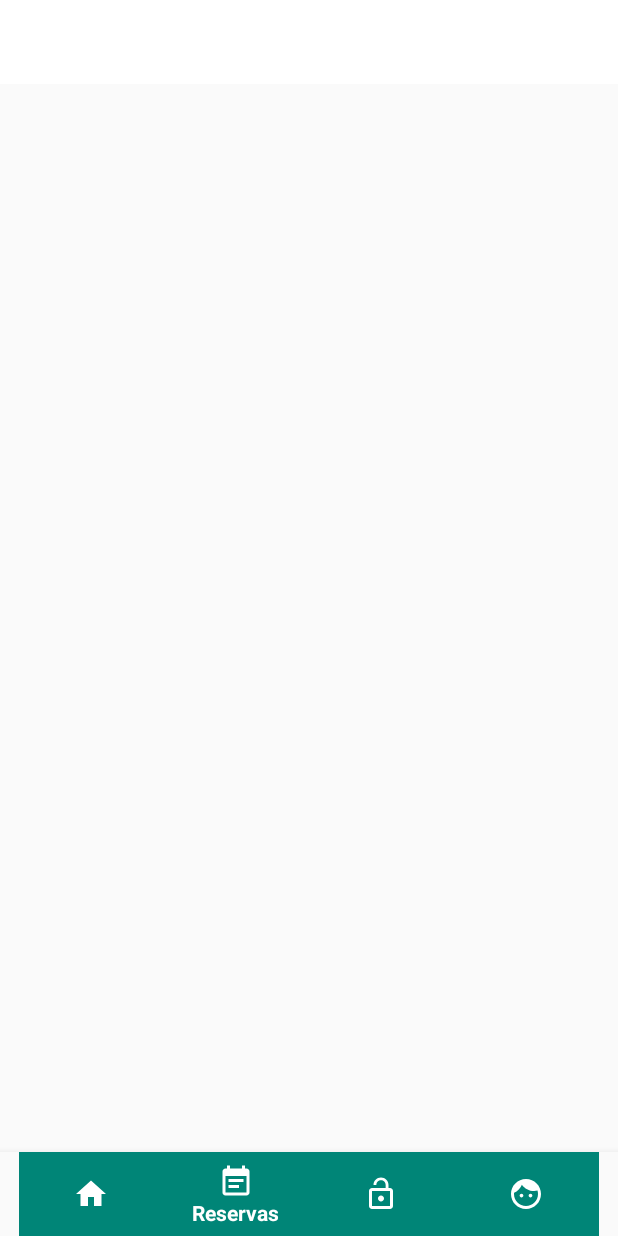
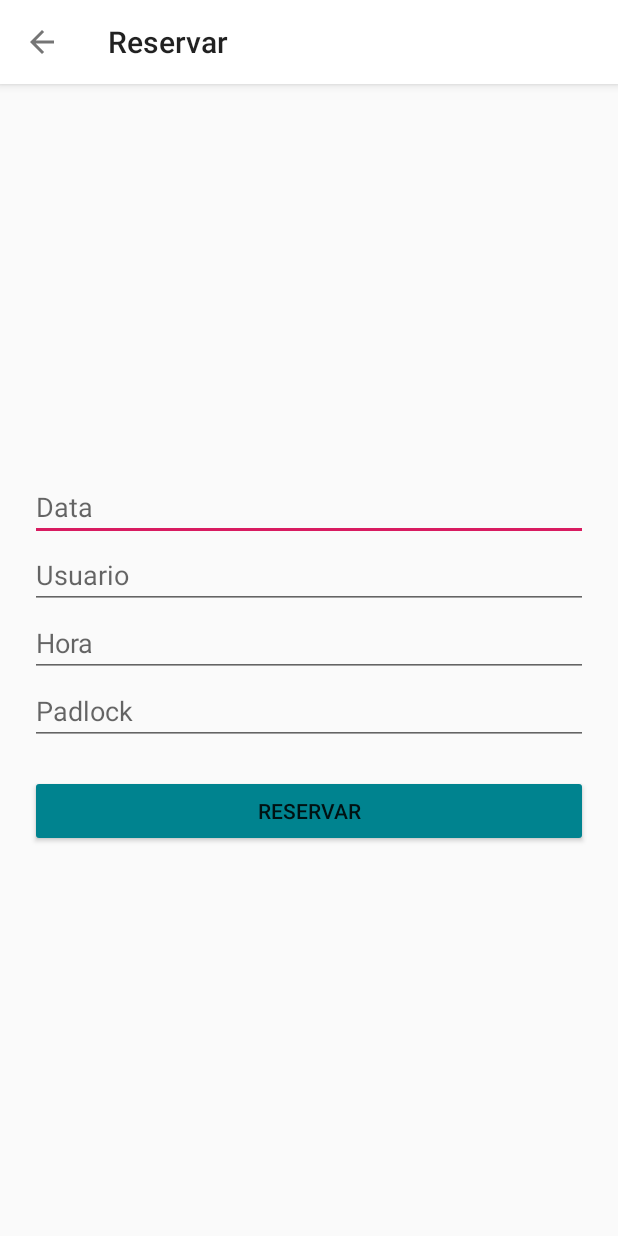
Before and after one commit to rfsj/if1001-Alohomora, an Android app: the screen it shows after launch (MainActivity before the commit, ReservaActivity after it), item 2 of the bottom bar chosen, on a phone screen of 412 x 824 dp. Run offline under Robolectric (Android 15) with nearby library versions, the phone set to English and light mode, and no system bars; our stand-ins replace Firebase (no records; nobody signed in at launch, a user with empty details on screens opened directly); libraries missing offline, so code that uses them is left out: com.firebase.ui; 2 statements that could not run were skipped.

Commit message:
Criando activities reserva e liberação e implementando request

```diff
--- a/Alohomora/app/src/main/java/com/example/alohomora/MainActivity.kt
+++ b/Alohomora/app/src/main/java/com/example/alohomora/MainActivity.kt
@@ -10,9 +10,6 @@ import com.firebase.ui.auth.IdpResponse
 import com.google.firebase.auth.FirebaseAuth
 import com.google.android.material.bottomnavigation.BottomNavigationView
 import android.view.MenuItem
-import android.view.View
-import kotlinx.android.synthetic.main.activity_main.*
-
 
 class MainActivity : AppCompatActivity(), BottomNavigationView.OnNavigationItemSelectedListener {
 
@@ -36,30 +33,16 @@ class MainActivity : AppCompatActivity(), BottomNavigationView.OnNavigationItemS
     override fun onNavigationItemSelected(item: MenuItem): Boolean {
         when (item.itemId) {
             R.id.navigation_inicio -> {
-
                 val intent = Intent(this, SearchActivity::class.java).apply {}
                 startActivity(intent)
-                /*
-                // Get the text fragment instance
-                val searchFragment = SearchFragment()
-
-                // Get the support fragment manager instance
-                val manager = supportFragmentManager
-
-                // Begin the fragment transition using support fragment manager
-                val transaction = manager.beginTransaction()
-
-                // Replace the fragment on container
-                transaction.replace(R.id.container,searchFragment)
-                transaction.addToBackStack(null)
-
-                // Finishing the transition
-                transaction.commit()
-                */
             }
             R.id.navigation_reservas -> {
+                val intent = Intent(this, ReservaActivity::class.java).apply {}
+                startActivity(intent)
             }
             R.id.navigation_liberar -> {
+                val intent = Intent(this, LiberacaoActivity::class.java).apply {}
+                startActivity(intent)
             }
             R.id.navigation_perfil -> {
                 // Ta aqui só pra testar essa bosta por enquanto
--- /dev/null
+++ b/Alohomora/app/src/main/res/layout/activity_reserva.xml
@@ -0,0 +1,57 @@
+<?xml version="1.0" encoding="utf-8"?>
+<LinearLayout xmlns:android="http://schemas.android.com/apk/res/android"
+              xmlns:app="http://schemas.android.com/apk/res-auto"
+              android:orientation="vertical"
+              android:layout_width="match_parent"
+              android:layout_height="match_parent">
+    <com.google.android.material.appbar.AppBarLayout
+            android:theme="@style/AppTheme.AppBarOverlay"
+            android:layout_width="match_parent"
+            android:layout_height="wrap_content">
+
+        <androidx.appcompat.widget.Toolbar
+                android:id="@+id/toolbar"
+                android:background="@android:color/white"
+                android:layout_width="match_parent"
+                android:layout_height="?attr/actionBarSize"
+                app:popupTheme="@style/AppTheme.PopOverlay">
+
+        </androidx.appcompat.widget.Toolbar>
+
+    </com.google.android.material.appbar.AppBarLayout>
+    <LinearLayout
+            android:orientation="vertical"
+            android:layout_width="match_parent"
+            android:layout_height="match_parent" android:gravity="center" android:padding="20dp">
+        <EditText
+                android:layout_width="match_parent"
+                android:layout_height="wrap_content"
+                android:ems="10"
+                android:id="@+id/inputDate" android:hint="Data" android:imeOptions="actionNext"/>
+        <EditText
+                android:layout_width="match_parent"
+                android:layout_height="wrap_content"
+                android:ems="10"
+                android:id="@+id/inputUser" android:hint="Usuario" android:imeOptions="actionNext"/>
+        <EditText
+                android:layout_width="match_parent"
+                android:layout_height="wrap_content"
+                android:ems="10"
+                android:id="@+id/inputHour" android:hint="Hora" android:imeOptions="actionNext"/>
+        <EditText
+                android:layout_width="match_parent"
+                android:layout_height="wrap_content"
+                android:ems="10"
+                android:id="@+id/inputPadlock" android:hint="Padlock" android:imeOptions="actionSend"/>
+        <Button
+                android:text="Reservar"
+                android:layout_width="match_parent"
+                android:layout_height="wrap_content" android:id="@+id/botaoReserva" android:backgroundTint="#00838F"
+                android:layout_marginTop="20dp"/>
+    </LinearLayout>
+    <ProgressBar
+            style="?android:attr/progressBarStyle"
+            android:layout_width="match_parent"
+            android:layout_height="wrap_content"
+            android:id="@+id/progressBar"/>
+</LinearLayout>
```
Also changed, not shown: Alohomora/app/src/main/AndroidManifest.xml (+14 -0 lines), Alohomora/app/src/main/java/com/example/alohomora/LiberacaoActivity.kt (renamed from Alohomora/app/src/main/java/com/example/alohomora/PostActivity.kt, +23 -20 lines), Alohomora/app/src/main/java/com/example/alohomora/ReservaActivity.kt (added, +117 -0 lines), Alohomora/app/src/main/res/layout/activity_liberacao.xml (added, +57 -0 lines).
